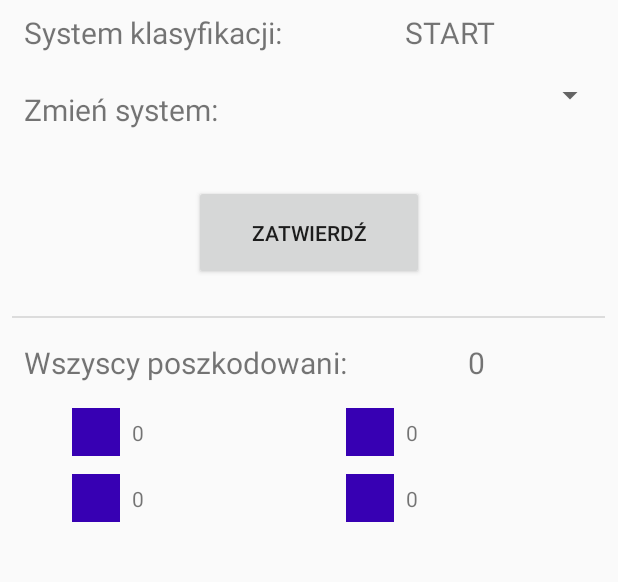
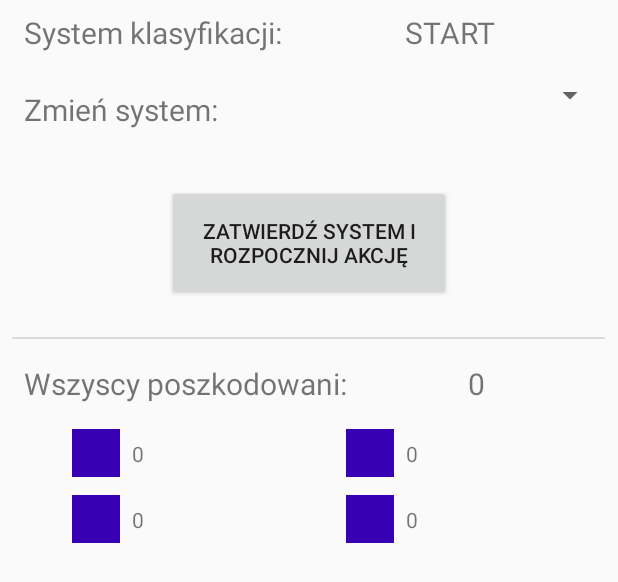
Before and after one commit to Michal-Madarasz/coordinator_app, an Android app: the layout dashboard_content_main.xml on its own in the app's theme, with its tools: preview values and no code run, on a phone screen of 412 x 824 dp. Shown: the top 582 px of the screen. Run offline under Robolectric (Android 15) with nearby library versions, the phone set to English and light mode, and no system bars.

Commit message:
Dodane systemy triażu
Akcja jest teraz rozpoczynana przyciskiem
Komunikacja:
	-łączenie z triażystą
	-odbieranie danych triażysty
	-wysyłanie systemu triażu

```diff
--- a/app/src/main/res/layout/dashboard_content_main.xml
+++ b/app/src/main/res/layout/dashboard_content_main.xml
@@ -136,12 +136,12 @@
 
     <Button
         android:id="@+id/classification_system_confirm"
-        android:layout_width="153dp"
-        android:layout_height="63dp"
+        android:layout_width="189dp"
+        android:layout_height="77dp"
         android:layout_marginStart="8dp"
         android:layout_marginTop="48dp"
         android:layout_marginEnd="8dp"
-        android:text="Zatwierdź"
+        android:text="Zatwierdź system i Rozpocznij Akcję"
         app:layout_constraintEnd_toEndOf="parent"
         app:layout_constraintStart_toStartOf="parent"
         app:layout_constraintTop_toBottomOf="@+id/classification_system_choice" />
```
Also changed, not shown: app/src/main/java/com/example/coordinator_app/MainActivity.java (+21 -16 lines).
